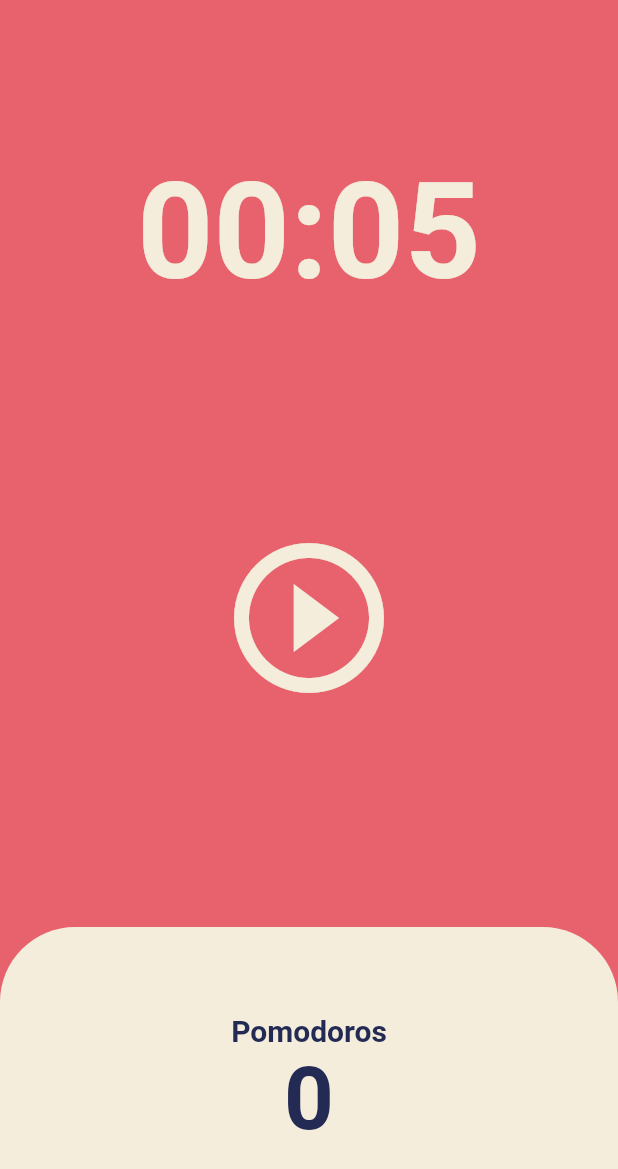
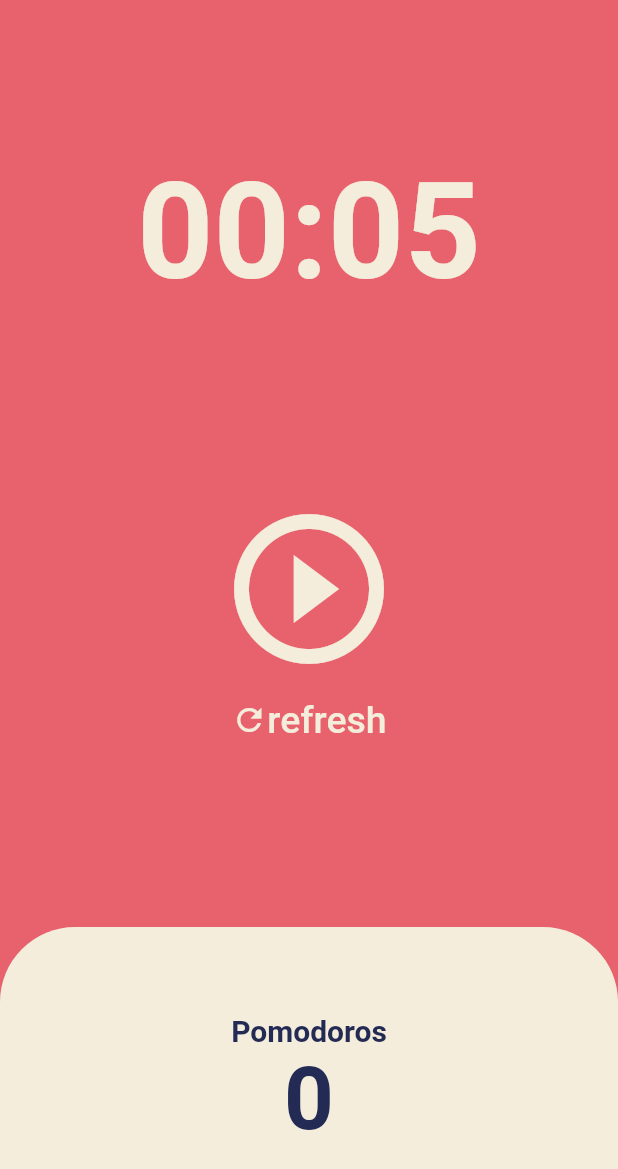
Before and after one commit to Syeong0013/flutter_toonflix, a Flutter app: the screen it shows after launch, on a phone screen of 412 x 824 dp. Shown: the top 1169 px of the screen. Run offline on Flutter 3.47's test engine with Material 2 defaults, Android fonts, the phone set to English and light mode, and no system bars.

Commit message:
230407_sykim_refresh 기능

```diff
--- a/step2_pomodoro_app/lib/screens/home_screen.dart
+++ b/step2_pomodoro_app/lib/screens/home_screen.dart
@@ -47,6 +47,14 @@ class _HomeScreenState extends State<HomeScreen> {
     return duration.toString().split('.').first.substring(2);
   }
 
+  void initTimer() {
+    setState(() {
+      totalSeconds = twentyFiveMinutes;
+      isRunning = false;
+      timer.cancel();
+    });
+  }
+
   @override
   Widget build(BuildContext context) {
     return Scaffold(
@@ -72,7 +80,10 @@ class _HomeScreenState extends State<HomeScreen> {
           Flexible(
             flex: 2,
             child: Center(
-              child: IconButton(
+              child: Column(
+                mainAxisAlignment: MainAxisAlignment.center,
+                children: [
+                  IconButton(
                     onPressed: isRunning ? onPausePressed : onStartPressed,
                     iconSize: 120,
                     color: Theme.of(context).cardColor,
@@ -81,6 +92,32 @@ class _HomeScreenState extends State<HomeScreen> {
                           ? Icons.pause_circle_outline
                           : Icons.play_circle_outline,
                     ),
+                  ),
+                  InkWell(
+                    // 핸드폰 이벤트들을 다 넣을 수 있는 곳,, 영역 클릭을 위해서,,,
+                    onTap: initTimer,
+                    child: Padding(
+                      padding: const EdgeInsets.all(5),
+                      child: Row(
+                        mainAxisSize: MainAxisSize.min,
+                        children: [
+                          Icon(
+                            Icons.refresh_outlined,
+                            color: Theme.of(context).cardColor,
+                          ),
+                          Text(
+                            'refresh',
+                            style: TextStyle(
+                              fontSize: 25,
+                              fontWeight: FontWeight.w500,
+                              color: Theme.of(context).cardColor,
+                            ),
+                          ),
+                        ],
+                      ),
+                    ),
+                  ),
+                ],
               ),
             ),
           ),
```
Lines whose indentation alone changed are shown as unchanged.
